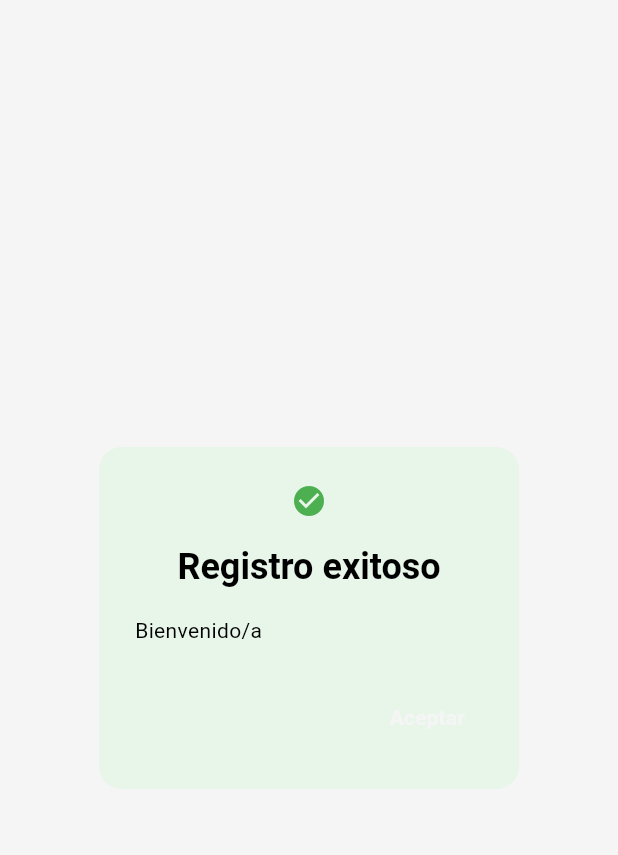
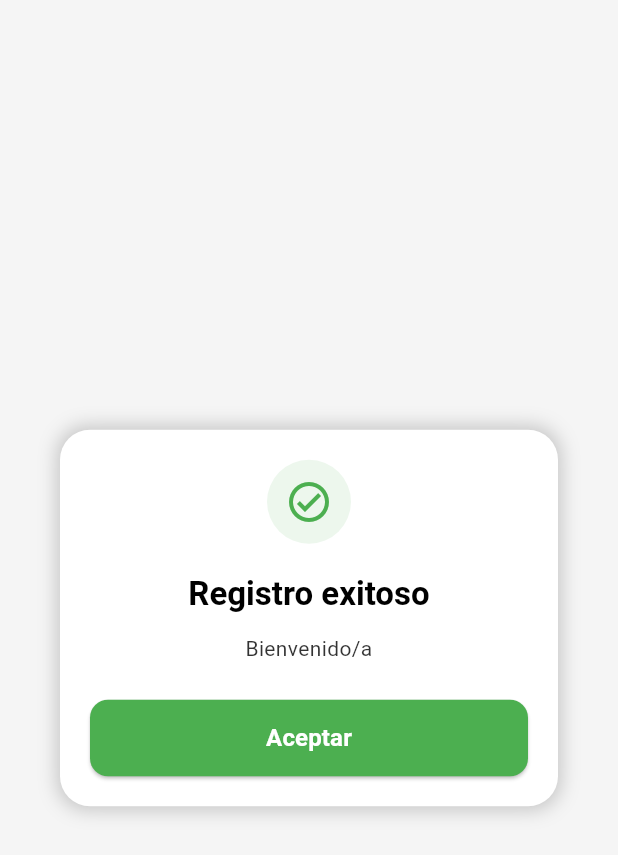
Before and after one commit to Mizael55/storeApp, a Flutter app: the CustomAlert widget shown alone on an empty page, opened directly, on a phone screen of 412 x 824 dp. Shown: the top 855 px of the screen. Run offline on Flutter 3.47's test engine with Material 3 defaults, Android fonts, the phone set to English and light mode, and no system bars; our stand-ins replace bloc, cloud_firestore, equatable, firebase_auth, firebase_core, flutter_bloc and 2 more; accounts and stored records are empty; key blocks and very long unbroken strings in the code were emptied for the run.

Commit message:
redising alert

```diff
--- a/lib/utils/custom_alert.dart
+++ b/lib/utils/custom_alert.dart
@@ -5,6 +5,7 @@ class CustomAlert extends StatelessWidget {
   final String message;
   final AlertType type;
   final VoidCallback? onClose;
+  final String? buttonText;
 
   const CustomAlert({
     super.key,
@@ -12,50 +13,107 @@ class CustomAlert extends StatelessWidget {
     required this.message,
     required this.type,
     this.onClose,
+    this.buttonText = 'Aceptar',
   });
 
   @override
   Widget build(BuildContext context) {
-    return AlertDialog(
-      shape: RoundedRectangleBorder(
-        borderRadius: BorderRadius.circular(15),
+    final theme = Theme.of(context);
+    final isDark = theme.brightness == Brightness.dark;
+
+    return Dialog(
+      elevation: 0,
+      backgroundColor: Colors.transparent,
+      child: Container(
+        padding: const EdgeInsets.all(20),
+        decoration: BoxDecoration(
+          color: isDark ? Colors.grey[900] : Colors.white,
+          borderRadius: BorderRadius.circular(20),
+          boxShadow: [
+            BoxShadow(
+              color: Colors.black.withOpacity(0.2),
+              blurRadius: 10,
+              spreadRadius: 2,
             ),
-      backgroundColor: _getBackgroundColor(context),
-      icon: Icon(_getIcon(), color: _getIconColor()),
-      iconColor: _getIconColor(),
-      title: Text(
+          ],
+        ),
+        child: Column(
+          mainAxisSize: MainAxisSize.min,
+          children: [
+            // Icono superior
+            Container(
+              padding: const EdgeInsets.all(12),
+              decoration: BoxDecoration(
+                color: _getIconBackgroundColor(context),
+                shape: BoxShape.circle,
+              ),
+              child: Icon(
+                _getIcon(),
+                size: 32,
+                color: _getIconColor(),
+              ),
+            ),
+            const SizedBox(height: 20),
+
+            // Título
+            Text(
               title,
-        style: TextStyle(
+              style: theme.textTheme.titleLarge?.copyWith(
                 fontWeight: FontWeight.bold,
                 color: _getTextColor(context),
               ),
+              textAlign: TextAlign.center,
             ),
-      content: Text(
+            const SizedBox(height: 12),
+
+            // Mensaje
+            Text(
               message,
-        style: TextStyle(color: _getTextColor(context)),
+              style: theme.textTheme.bodyMedium?.copyWith(
+                color: _getTextColor(context).withOpacity(0.8),
               ),
-      actions: [
-        TextButton(
+              textAlign: TextAlign.center,
+            ),
+            const SizedBox(height: 24),
+
+            // Botón
+            SizedBox(
+              width: double.infinity,
+              child: ElevatedButton(
+                style: ElevatedButton.styleFrom(
+                  backgroundColor: _getButtonColor(context),
+                  foregroundColor: _getButtonTextColor(context),
+                  padding: const EdgeInsets.symmetric(vertical: 14),
+                  shape: RoundedRectangleBorder(
+                    borderRadius: BorderRadius.circular(12),
+                  ),
+                ),
                 onPressed: onClose ?? () => Navigator.of(context).pop(),
                 child: Text(
-            'Aceptar',
-            style: TextStyle(color: _getButtonColor(context)),
+                  buttonText!,
+                  style: const TextStyle(
+                    fontWeight: FontWeight.bold,
+                    fontSize: 16,
+                  ),
+                ),
               ),
             ),
           ],
+        ),
+      ),
     );
   }
 
   IconData _getIcon() {
     switch (type) {
       case AlertType.success:
-        return Icons.check_circle;
+        return Icons.check_circle_outlined;
       case AlertType.error:
-        return Icons.error;
+        return Icons.error_outline;
       case AlertType.warning:
-        return Icons.warning;
+        return Icons.warning_amber_outlined;
       case AlertType.info:
-        return Icons.info;
+        return Icons.info_outline;
     }
   }
 
@@ -72,25 +130,25 @@ class CustomAlert extends StatelessWidget {
     }
   }
 
-  Color _getBackgroundColor(BuildContext context) {
+  Color _getIconBackgroundColor(BuildContext context) {
     final brightness = Theme.of(context).brightness;
     switch (type) {
       case AlertType.success:
         return brightness == Brightness.dark
-            ? Colors.green[900]!
-            : Colors.green[50]!;
+            ? Colors.green.withOpacity(0.2)
+            : Colors.green.withOpacity(0.1);
       case AlertType.error:
         return brightness == Brightness.dark
-            ? Colors.red[900]!
-            : Colors.red[50]!;
+            ? Colors.red.withOpacity(0.2)
+            : Colors.red.withOpacity(0.1);
       case AlertType.warning:
         return brightness == Brightness.dark
-            ? Colors.orange[900]!
-            : Colors.orange[50]!;
+            ? Colors.orange.withOpacity(0.2)
+            : Colors.orange.withOpacity(0.1);
       case AlertType.info:
         return brightness == Brightness.dark
-            ? Colors.blue[900]!
-            : Colors.blue[50]!;
+            ? Colors.blue.withOpacity(0.2)
+            : Colors.blue.withOpacity(0.1);
     }
   }
 
@@ -101,7 +159,20 @@ class CustomAlert extends StatelessWidget {
   }
 
   Color _getButtonColor(BuildContext context) {
-    return Theme.of(context).colorScheme.primary;
+    switch (type) {
+      case AlertType.success:
+        return Colors.green;
+      case AlertType.error:
+        return Colors.red;
+      case AlertType.warning:
+        return Colors.orange;
+      case AlertType.info:
+        return Colors.blue;
+    }
+  }
+
+  Color _getButtonTextColor(BuildContext context) {
+    return Colors.white;
   }
 }
 
```
Lines whose indentation alone changed are shown as unchanged.
